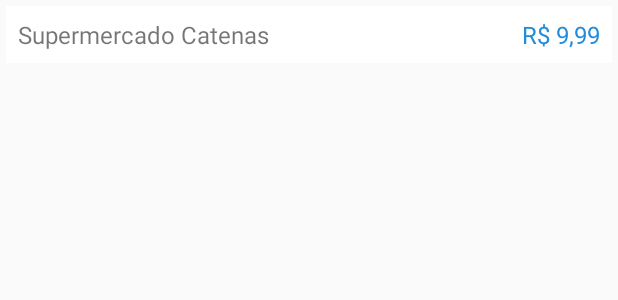
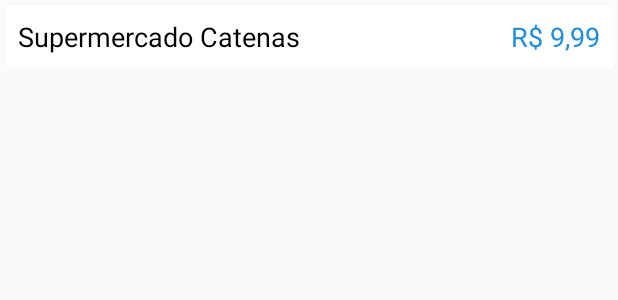
Before and after one commit to alexanderdeoliveira/RA-Supermercados, an Android app: the layout view_holder_produto_supermercado.xml on its own in the app's theme, with its tools: preview values and no code run, on a phone screen of 412 x 824 dp. Shown: the top 300 px of the screen. Run offline under Robolectric (Android 15) with nearby library versions, the light colour scheme and no system bars.

Commit message:
Alterando detalhes do produto

```diff
--- a/app/src/main/java/com/rasupermercados/rasupermercados/activities/DetalhesProdutoActivity.java
+++ b/app/src/main/java/com/rasupermercados/rasupermercados/activities/DetalhesProdutoActivity.java
@@ -121,8 +121,7 @@
                         produtoSupermercado.setSupermercado(supermercado);
                         produtoSupermercado.setProduto(produto);
 
-                        listaProdutosSupermercado.add(produtoSupermercado);
-                        mAdapter.notifyItemInserted(listaProdutosSupermercado.size()-1);
+                        mAdapter.addItem(produtoSupermercado);
                     }
 
                     @Override
--- a/app/src/main/java/com/rasupermercados/rasupermercados/activities/LoginActivity.java
+++ b/app/src/main/java/com/rasupermercados/rasupermercados/activities/LoginActivity.java
@@ -263,7 +263,7 @@
         myRef.child("supermercados").child(Integer.toString(supermercado.getCodigo())).setValue(supermercado);*/
 
 
-        File planilha = new File(Environment.getExternalStorageDirectory(), "Documents/RelatorioProdutos.csv");
+        /*File planilha = new File(Environment.getExternalStorageDirectory(), "Documents/RelatorioProdutos.csv");
 
         try
         {
@@ -354,7 +354,7 @@
         } catch (IOException e) {
             e.printStackTrace();
             Toast.makeText(getApplicationContext(), "Planilha não enviada. Erro: " + e.getMessage(), Toast.LENGTH_LONG).show();
-        }
+        }*/
 
     }
 
--- a/app/src/main/java/com/rasupermercados/rasupermercados/listies/adapters/AdapterListaProdutosSupermercado.java
+++ b/app/src/main/java/com/rasupermercados/rasupermercados/listies/adapters/AdapterListaProdutosSupermercado.java
@@ -43,6 +43,11 @@
         holder.setItem(itens.get(position));
     }
 
+    public void addItem(ProdutoSupermercado item) {
+        itens.add(item);
+        notifyDataSetChanged();
+    }
+
     @Override
     public int getItemCount() {
         return itens.size();
--- a/app/src/main/java/com/rasupermercados/rasupermercados/listies/viewholders/ProdutoSupermercadoViewHolder.java
+++ b/app/src/main/java/com/rasupermercados/rasupermercados/listies/viewholders/ProdutoSupermercadoViewHolder.java
@@ -17,6 +17,8 @@
 import com.rasupermercados.rasupermercados.negocio.Produto;
 import com.rasupermercados.rasupermercados.negocio.ProdutoSupermercado;
 
+import java.text.DecimalFormat;
+
 public class ProdutoSupermercadoViewHolder extends RecyclerView.ViewHolder{
 
     private TextView tvValorProduto;
@@ -33,7 +35,9 @@
     }
 
     public void setItem(ProdutoSupermercado item) {
-        tvValorProduto.setText("R$ " + Double.toString(item.getValor()).replace(".", ","));
+        DecimalFormat df = new DecimalFormat("#.00");
+
+        tvValorProduto.setText("R$ " + df.format(item.getValor()));
         tvNomeSupermercado.setText(item.getSupermercado().getNome());
     }
 }
--- a/app/src/main/java/com/rasupermercados/rasupermercados/negocio/ProdutoSupermercado.java
+++ b/app/src/main/java/com/rasupermercados/rasupermercados/negocio/ProdutoSupermercado.java
@@ -1,4 +1,6 @@
 package com.rasupermercados.rasupermercados.negocio;
+
+import android.support.annotation.NonNull;
 
 public class ProdutoSupermercado {
     Produto produto;
--- a/app/src/main/res/layout/activity_detalhes_produto.xml
+++ b/app/src/main/res/layout/activity_detalhes_produto.xml
@@ -37,6 +37,7 @@
                 android:layout_gravity="center"
                 android:text="Nome produto"
                 android:textSize="20sp"
+                android:textColor="@color/color_nome_produto"
                 android:textStyle="bold"/>
 
         </LinearLayout>
--- a/app/src/main/res/layout/view_holder_produto_supermercado.xml
+++ b/app/src/main/res/layout/view_holder_produto_supermercado.xml
@@ -11,12 +11,14 @@
         android:id="@+id/tv_nome_supermercado"
         android:layout_width="0dp"
         android:layout_height="wrap_content"
-        android:layout_weight="1"
         android:layout_gravity="center_vertical"
+        android:layout_margin="8dp"
+        android:layout_weight="2"
+        android:fontFamily="sans-serif"
         android:gravity="left"
-        android:layout_margin="8dp"
-        android:textSize="16sp"
-        android:text="Supermercado Catenas"/>
+        android:text="Supermercado Catenas"
+        android:textColor="@color/color_nome_supermercado"
+        android:textSize="18sp" />
 
     <TextView
         android:id="@+id/tv_valor_produto"
@@ -26,8 +28,8 @@
         android:layout_gravity="center_vertical"
         android:gravity="right"
         android:layout_margin="8dp"
-        android:textSize="16sp"
-        android:textColor="@color/color_texto_valor"
+        android:textSize="18sp"
+        android:textColor="@color/color_valor"
         android:text="R$ 9,99"/>
 
 
--- a/app/src/main/res/values/colors.xml
+++ b/app/src/main/res/values/colors.xml
@@ -4,5 +4,7 @@
     <color name="colorPrimaryDark">#303F9F</color>
     <color name="colorAccent">#FF4081</color>
     <color name="background_color_branco">#FFFFFFFF</color>
-    <color name="color_texto_valor">#FF228CDB</color>
+    <color name="color_valor">#FF228CDB</color>
+    <color name="color_nome_supermercado">#FF000000</color>
+    <color name="color_nome_produto">#FF000000</color>
 </resources>
```
